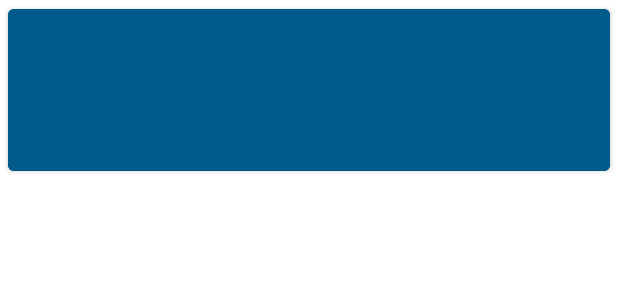
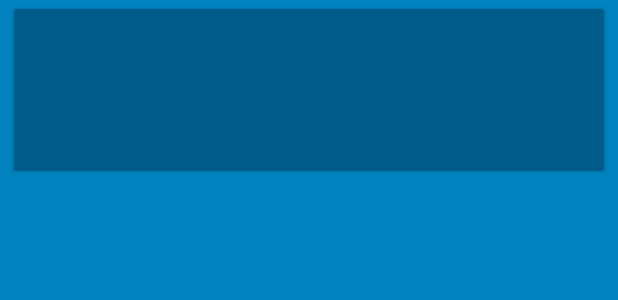
Before and after one commit to sunjoolee/theBigNerdRanch_BeatBox, an Android app: the layout list_item_sound.xml on its own in the app's theme, with its tools: preview values and no code run, on a phone screen of 412 x 824 dp. Shown: the top 300 px of the screen. Run offline under Robolectric (Android 15) with nearby library versions, the phone set to English and light mode, and no system bars.

Commit message:
Ch21 스타일과 테마
테마
앱 테마 색상 변경하기
버튼 속성 변경하기

```diff
--- a/app/src/main/res/layout/list_item_sound.xml
+++ b/app/src/main/res/layout/list_item_sound.xml
@@ -7,7 +7,6 @@
             type="silbajuk.ch8.beatbox.SoundViewModel"/>
     </data>
 <Button
-    style="@style/BeatBoxButton.Strong"
     android:layout_width = "match_parent"
     android:layout_height="120dp"
     android:layout_marginStart="5dp"
--- a/app/src/main/res/values/styles.xml
+++ b/app/src/main/res/values/styles.xml
@@ -1,15 +1,7 @@
 <?xml version="1.0" encoding="utf-8"?>
 <resources>
-    <style name="BeatBoxButton">
+    <style name="BeatBoxButton" parent="Widget.AppCompat.Button">
         <item name="android:backgroundTint">@color/dark_blue</item>
         <item name="android:textColor">@color/black</item>
     </style>
-
-    <style name="BeatBoxButton.Strong">
-        <item name="android:textStyle">bold</item>
-    </style>
-
-<!--    <style name="StrongBeatBoxButton" parent = "@style/BeatBoxButton">-->
-<!--        <item name="android:textStyle">bold</item>-->
-<!--    </style>-->
 </resources>
--- a/app/src/main/res/values/themes.xml
+++ b/app/src/main/res/values/themes.xml
@@ -1,10 +1,10 @@
 <resources xmlns:tools="http://schemas.android.com/tools">
     <!-- Base application theme. -->
-    <style name="Theme.BeatBox" parent="Theme.MaterialComponents.DayNight.DarkActionBar">
+    <style name="Theme.BeatBox" parent="Theme.AppCompat">
         <!-- Primary brand color. -->
-        <item name="colorPrimary">@color/purple_500</item>
-        <item name="colorPrimaryVariant">@color/purple_700</item>
-        <item name="colorOnPrimary">@color/white</item>
+        <item name="colorPrimary">@color/red</item>
+        <item name="colorPrimaryVariant">@color/dark_red</item>
+        <item name="colorOnPrimary">@color/gray</item>
         <!-- Secondary brand color. -->
         <item name="colorSecondary">@color/teal_200</item>
         <item name="colorSecondaryVariant">@color/teal_700</item>
@@ -12,5 +12,8 @@
         <!-- Status bar color. -->
         <item name="android:statusBarColor" tools:targetApi="l">?attr/colorPrimaryVariant</item>
         <!-- Customize your theme here. -->
+
+        <item name="android:windowBackground">@color/soothing_blue</item>
+        <item name="buttonStyle">@style/BeatBoxButton</item>
     </style>
 </resources>
```
